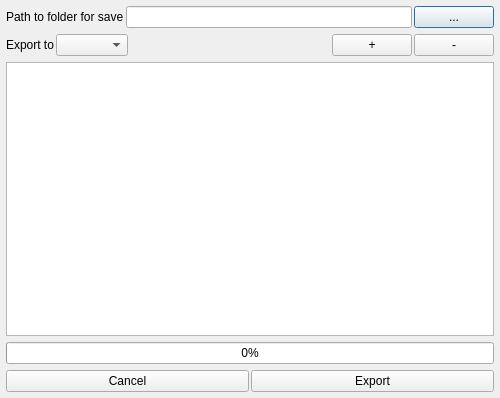
Old version of the form Results_Table_View/printdialog.ui in the repository Andrey1771/Viewer_For_Database.
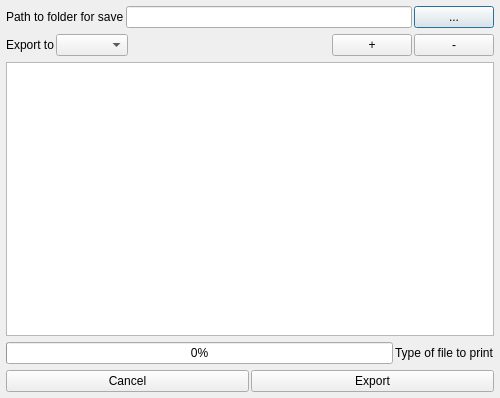
New version of the form. Custom widgets are drawn as their Qt base class.

Patch:
```diff
--- a/Results_Table_View/printdialog.ui
+++ b/Results_Table_View/printdialog.ui
@@ -161,7 +161,7 @@
       </layout>
      </item>
      <item>
-      <layout class="QHBoxLayout" name="horLay_Progress">
+      <layout class="QHBoxLayout" name="horizontalLayout_2" stretch="1,0">
        <property name="spacing">
         <number>2</number>
        </property>
@@ -181,6 +181,16 @@
         <widget class="QProgressBar" name="progressBar_Progress">
          <property name="value">
           <number>0</number>
+         </property>
+         <property name="alignment">
+          <set>Qt::AlignCenter</set>
+         </property>
+        </widget>
+       </item>
+       <item>
+        <widget class="QLabel" name="label_TypePrintFileProgress">
+         <property name="text">
+          <string>Type of file to print</string>
          </property>
         </widget>
        </item>
```
